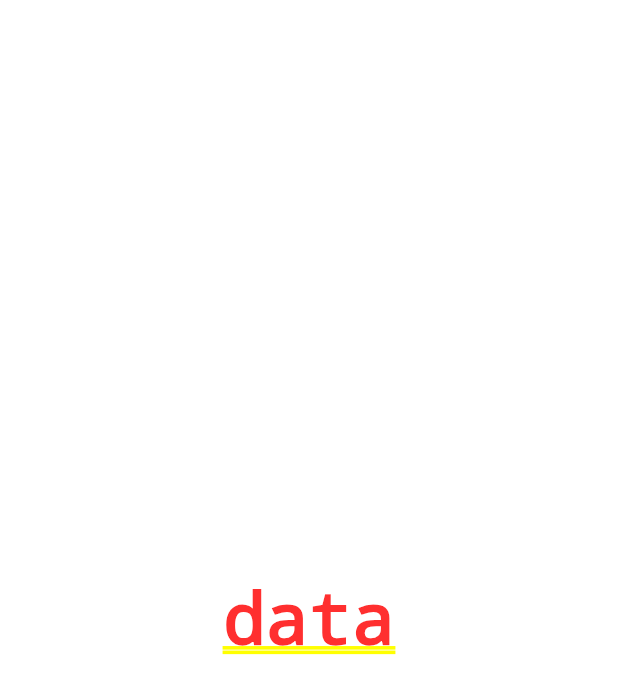
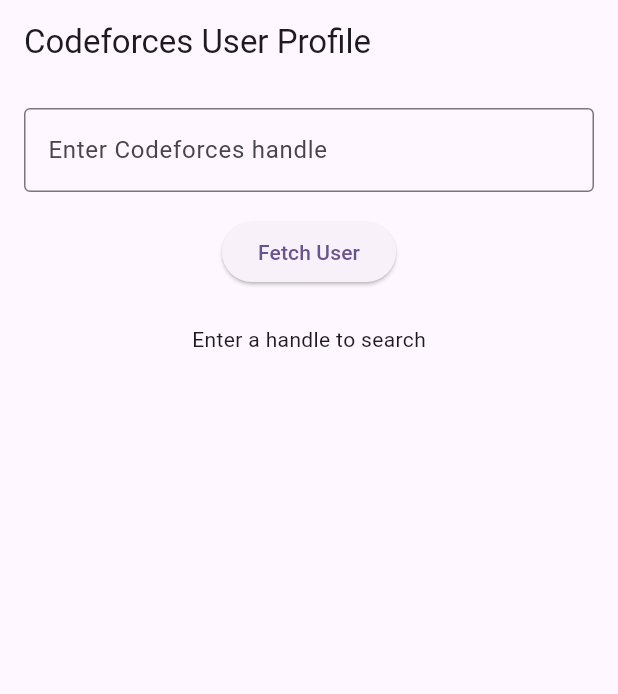
Before and after one commit to Divyanshu-yadav-18/codeforces, a Flutter app: the screen it shows after launch, on a phone screen of 412 x 824 dp. Shown: the top 694 px of the screen. Run offline on Flutter 3.47's test engine with Material 3 defaults, Android fonts, the phone set to English and light mode, and no system bars; our stand-ins replace dio, equatable, flutter_bloc.

Commit message:
ui for user profile

```diff
--- a/lib/features/user_profile/presentation/demoPage.dart
+++ /dev/null
@@ -1,10 +0,0 @@
-import 'package:flutter/material.dart';
-
-class Home extends StatelessWidget {
-  const Home({super.key});
-
-  @override
-  Widget build(BuildContext context) {
-    return Container(child: Center(child: Text('data')));
-  }
-}
--- /dev/null
+++ b/lib/features/user_profile/presentation/pages/user_profile_page.dart
@@ -0,0 +1,105 @@
+import 'package:flutter/material.dart';
+import 'package:flutter_bloc/flutter_bloc.dart';
+import '../../bloc/user_bloc.dart';
+import '../../bloc/user_event.dart';
+import '../../bloc/user_state.dart';
+import '../../data/model/user_model.dart';
+
+class UserProfilePage extends StatefulWidget {
+  const UserProfilePage({super.key});
+
+  @override
+  State<UserProfilePage> createState() => _UserProfilePageState();
+}
+
+class _UserProfilePageState extends State<UserProfilePage> {
+  final TextEditingController _controller = TextEditingController();
+
+  @override
+  Widget build(BuildContext context) {
+    return Scaffold(
+      appBar: AppBar(title: const Text('Codeforces User Profile')),
+      body: Padding(
+        padding: const EdgeInsets.all(16.0),
+        child: Column(
+          children: [
+            TextField(
+              controller: _controller,
+              decoration: const InputDecoration(
+                labelText: 'Enter Codeforces handle',
+                border: OutlineInputBorder(),
+              ),
+            ),
+            const SizedBox(height: 16),
+            ElevatedButton(
+              onPressed: () {
+                final handle = _controller.text.trim();
+                if (handle.isNotEmpty) {
+                  context.read<UserBloc>().add(FetchUserProfile(handle));
+                }
+              },
+              child: const Text('Fetch User'),
+            ),
+            const SizedBox(height: 24),
+            Expanded(
+              child: BlocBuilder<UserBloc, UserState>(
+                builder: (context, state) {
+                  if (state is UserInitial) {
+                    return const Text('Enter a handle to search');
+                  } else if (state is UserLoading) {
+                    return const Center(child: CircularProgressIndicator());
+                  } else if (state is UserLoaded) {
+                    return _buildUserInfo(state.user);
+                  } else if (state is UserError) {
+                    return Text('Error: ${state.message}');
+                  }
+                  return const SizedBox();
+                },
+              ),
+            ),
+          ],
+        ),
+      ),
+    );
+  }
+
+  Widget _buildUserInfo(UserModel user) {
+    return Card(
+      margin: const EdgeInsets.only(top: 20),
+      child: Padding(
+        padding: const EdgeInsets.all(16),
+        child: Column(
+          crossAxisAlignment: CrossAxisAlignment.start,
+          children: [
+            Text(
+              'Handle: ${user.handle}',
+              style: const TextStyle(fontSize: 18),
+            ),
+            if (user.rank != null)
+              Text('Rank: ${user.rank}', style: const TextStyle(fontSize: 16)),
+            if (user.rating != null)
+              Text(
+                'Rating: ${user.rating}',
+                style: const TextStyle(fontSize: 16),
+              ),
+            if (user.maxRank != null)
+              Text(
+                'Max Rank: ${user.maxRank}',
+                style: const TextStyle(fontSize: 16),
+              ),
+            if (user.maxRating != null)
+              Text(
+                'Max Rating: ${user.maxRating}',
+                style: const TextStyle(fontSize: 16),
+              ),
+            if (user.organization != null)
+              Text(
+                'Organization: ${user.organization}',
+                style: const TextStyle(fontSize: 16),
+              ),
+          ],
+        ),
+      ),
+    );
+  }
+}
--- a/lib/main.dart
+++ b/lib/main.dart
@@ -1,5 +1,8 @@
-import 'package:codeforces_info/features/user_profile/presentation/demoPage.dart';
 import 'package:flutter/material.dart';
+import 'package:flutter_bloc/flutter_bloc.dart';
+import 'features/user_profile/data/repository/user_repository.dart';
+import 'features/user_profile/bloc/user_bloc.dart';
+import 'features/user_profile/presentation/pages/user_profile_page.dart';
 
 void main() {
   runApp(const MyApp());
@@ -11,11 +14,14 @@
   @override
   Widget build(BuildContext context) {
     return MaterialApp(
-      title: 'Flutter Demo',
+      title: 'CodeForces Information',
       theme: ThemeData(
         colorScheme: ColorScheme.fromSeed(seedColor: Colors.deepPurple),
       ),
-      home: const Home(),
+      home: BlocProvider(
+        create: (_) => UserBloc(UserRepository()),
+        child: const UserProfilePage(),
+      ),
     );
   }
 }
```
